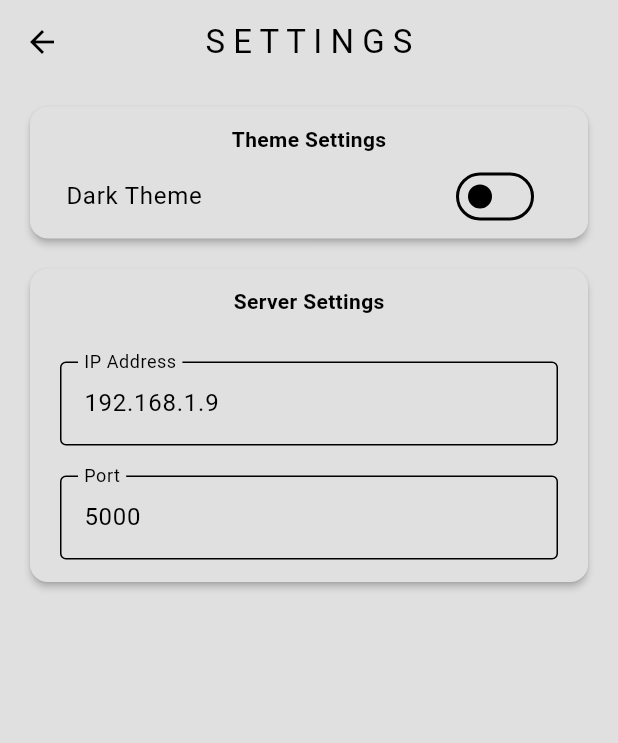
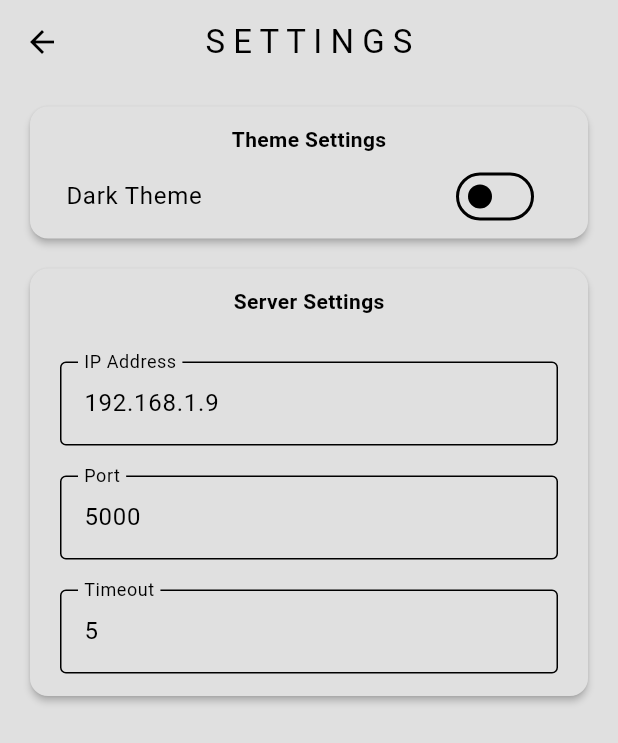
Before and after one commit to Qaisar-Mateen/flutter_travel_recommender, a Flutter app: the Settings screen opened directly, on a phone screen of 412 x 824 dp. Shown: the top 743 px of the screen. Run offline on Flutter 3.47's test engine with Material 3 defaults, Android fonts, the phone set to English and light mode, and no system bars; our stand-ins replace flutter_bloc.

Commit message:
chore: Update settings page with new IP address, port, and timeout fields

```diff
--- a/lib/pages/settings.dart
+++ b/lib/pages/settings.dart
@@ -5,8 +5,9 @@ import 'package:travel_recommender/settings_cubit.dart';
 // ignore: must_be_immutable
 class Settings extends StatelessWidget {
 
-  TextEditingController ipAddress = TextEditingController(text: "192.168.1.9");
-  TextEditingController port = TextEditingController(text: "5000");
+  TextEditingController ipAddress = TextEditingController();
+  TextEditingController port = TextEditingController();
+  TextEditingController timeout = TextEditingController();
 
   Settings({super.key});
 
@@ -49,25 +50,63 @@ class Settings extends StatelessWidget {
                 mainAxisAlignment: MainAxisAlignment.center,
                 children: [
                   const Text("Server Settings", style: TextStyle(fontWeight: FontWeight.bold),),
+
                   Padding(
                     padding: const EdgeInsets.only(top:30, bottom: 10),
-                    child: TextField(
+                    child: BlocBuilder<ServerCubit, ServerState>(
+                      builder: (context, state) {
+                        ipAddress.text = state.ip;
+                        return TextField(
                           controller: ipAddress,
                           decoration: const InputDecoration(
                             border: OutlineInputBorder(),
                             labelText: "IP Address",
                           ),
+                          onChanged: (value) {
+                            state.ip = value;
+                          },
+                        );
+                      }
                     ),
                   ),
+
                   Padding(
-                    padding: const EdgeInsets.only(top: 10),
-                    child: TextField(
+                    padding: const EdgeInsets.only(top:10, bottom: 10),
+                    child: BlocBuilder<ServerCubit, ServerState>(
+                      builder: (context, state) {
+                        port.text = state.port;
+                        return TextField(
                           controller: port,
                           decoration: const InputDecoration(
                             border: OutlineInputBorder(),
                             labelText: "Port",
                           ),
                           keyboardType: TextInputType.number,
+                          onChanged: (value) {
+                            state.port = value;
+                          },
+                        );
+                      }
+                    ),
+                  ),
+
+                  Padding(
+                    padding: const EdgeInsets.only(top: 10),
+                    child: BlocBuilder<ServerCubit, ServerState>(
+                      builder: (context, state) {
+                        timeout.text = state.timeout;
+                        return TextField(
+                          controller: timeout,
+                          decoration: const InputDecoration(
+                            border: OutlineInputBorder(),
+                            labelText: "Timeout",
+                          ),
+                          keyboardType: TextInputType.number,
+                          onChanged: (value) {
+                            state.timeout = value;
+                          },
+                        );
+                      }
                     ),
                   ),
                 ],
--- a/lib/settings_cubit.dart
+++ b/lib/settings_cubit.dart
@@ -28,3 +28,16 @@ class ThemeCubit extends Cubit<ThemeData> {
 
   bool isDark() => state.brightness == Brightness.dark;
 }
+
+
+class ServerState {
+  String ip;
+  String port;
+  String timeout;
+
+  ServerState({required this.ip, required this.port, required this.timeout});
+}
+
+class ServerCubit extends Cubit<ServerState> {
+  ServerCubit() : super(ServerState(ip: "192.168.1.9", port: "5000", timeout: "5"));
+}
```
Lines whose indentation alone changed are shown as unchanged.
